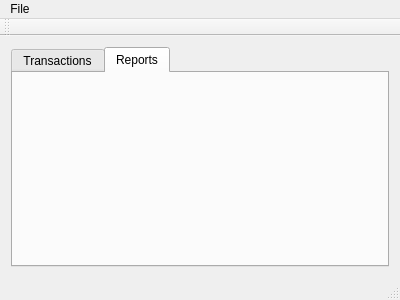
Above: mainwindow.ui from tstaerk/bullware before the change. Below: the same form after it.
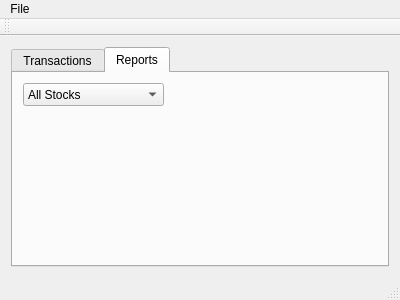
That is the form after the change. The open tabs and pages were chosen to show the change.

Commit message: Adding a filter stub

```diff
--- a/mainwindow.ui
+++ b/mainwindow.ui
@@ -86,6 +86,21 @@
        <attribute name="title">
         <string>Reports</string>
        </attribute>
+       <widget class="QComboBox" name="comboBox">
+        <property name="geometry">
+         <rect>
+          <x>10</x>
+          <y>10</y>
+          <width>141</width>
+          <height>23</height>
+         </rect>
+        </property>
+        <item>
+         <property name="text">
+          <string>All Stocks</string>
+         </property>
+        </item>
+       </widget>
       </widget>
      </widget>
     </item>
```
Left out of the diff: 2 changed lines with no effect on the pictures. The commit also changes 2 other files.
